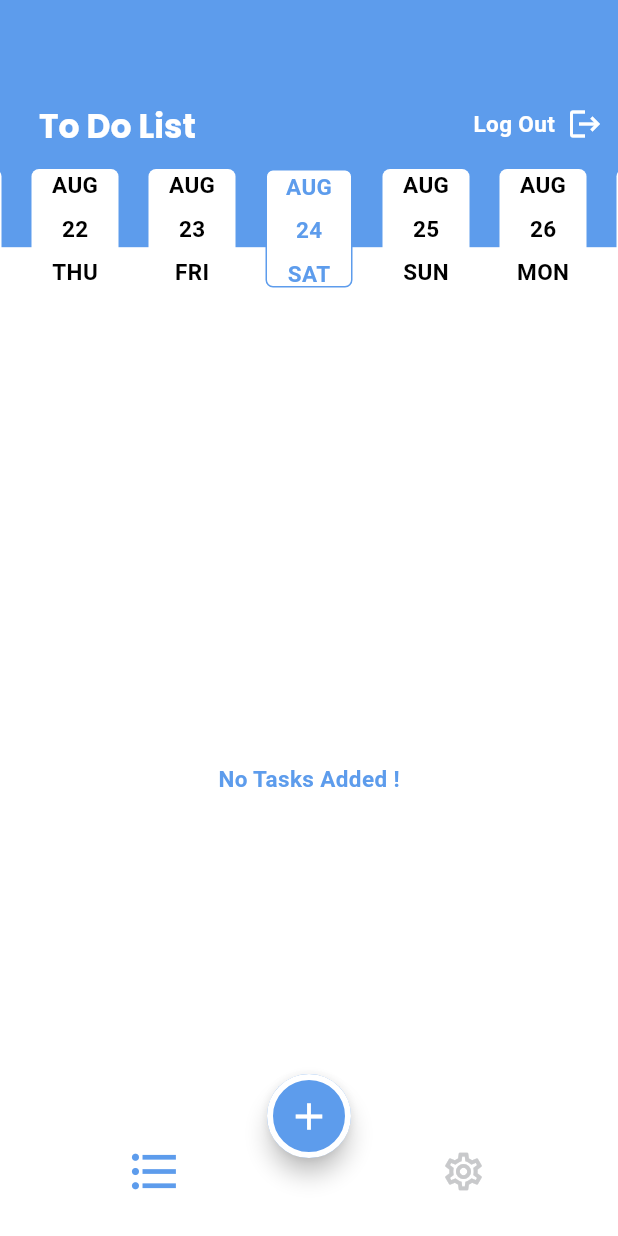
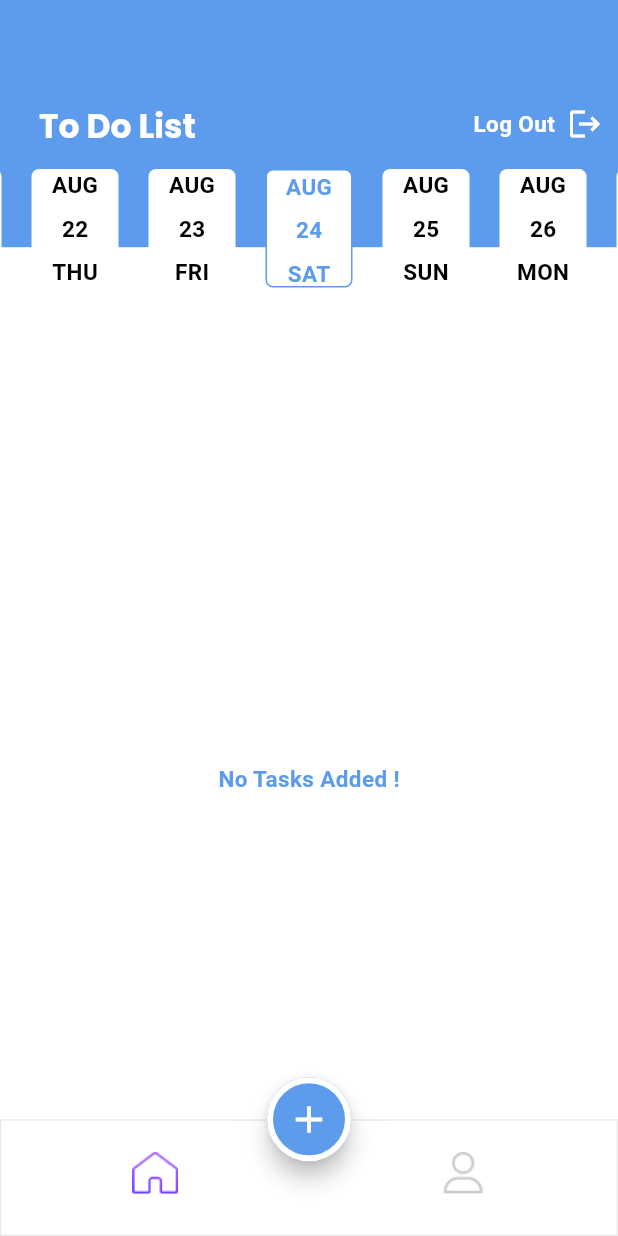
Before and after one commit to Omnia-97/Do-Bee, a Flutter app: the LayoutView screen opened by its route, on a phone screen of 412 x 824 dp. Run offline on Flutter 3.47's test engine with Material 3 defaults, Android fonts, the phone set to English and light mode, and no system bars; drawn by our look-alikes of easy_date_timeline; our stand-ins replace animated_custom_dropdown, cloud_firestore, firebase_auth, firebase_core, firebase_crashlytics, flutter_screenutil and 8 more; missing offline and left inert: text_divider; accounts and stored records are empty; generated files the repository leaves out were written again.

Commit message:
home update

```diff
--- a/lib/core/config/app_theme_manager.dart
+++ b/lib/core/config/app_theme_manager.dart
@@ -21,17 +21,17 @@ class AppThemeManager {
       ),
     ),
     scaffoldBackgroundColor: const Color(0xFFFFFFFF),
-    bottomNavigationBarTheme: const BottomNavigationBarThemeData(
+    bottomNavigationBarTheme:  BottomNavigationBarThemeData(
       elevation: 0,
       type: BottomNavigationBarType.fixed,
       backgroundColor: Colors.transparent,
-      selectedIconTheme: IconThemeData(
-        color: primaryColor,
-        size: 38,
+      selectedIconTheme: const IconThemeData(
+        color: primaryPurpleColor,
+        size: 30,
       ),
       unselectedIconTheme: IconThemeData(
-        color: Color(0xFFC8C9CB),
-        size: 30,
+        color: blackColor.withOpacity(0.2),
+        size: 28,
       ),
       showSelectedLabels: false,
       showUnselectedLabels: false,
@@ -85,15 +85,15 @@ class AppThemeManager {
         ),
       ),
     ),
-    bottomNavigationBarTheme: const BottomNavigationBarThemeData(
+    bottomNavigationBarTheme:  BottomNavigationBarThemeData(
       backgroundColor: Colors.transparent,
       elevation: 0,
-      selectedIconTheme: IconThemeData(
-        color: primaryColor,
-        size: 35,
+      selectedIconTheme: const IconThemeData(
+        color: primaryPurpleColor,
+        size: 30,
       ),
       unselectedIconTheme: IconThemeData(
-        color: Color(0xFFC8C9CB),
+        color: blackColor.withOpacity(0.2),
         size: 28,
       ),
       showSelectedLabels: false,
--- a/lib/features/layout_home/layout_view.dart
+++ b/lib/features/layout_home/layout_view.dart
@@ -1,6 +1,7 @@
 import 'package:DooBee/features/layout_home/widgets/add_task_bottom_sheet.dart';
 import 'package:DooBee/features/settings_provider.dart';
 import 'package:flutter/material.dart';
+import 'package:flutter_screenutil/flutter_screenutil.dart';
 import 'package:provider/provider.dart';
 
 
@@ -36,24 +37,40 @@ class LayoutView extends StatelessWidget {
           color: Colors.white,
         ),
       ),
-      bottomNavigationBar: BottomAppBar(
+      bottomNavigationBar: Container(
+        height: 88.h,
+        decoration: BoxDecoration(
+          border: Border.all(
+            width: 1.w,
+            color:const Color(0xFFD1D1D6).withOpacity(0.5)
+          )
+        ),
+        child: BottomAppBar(
           shape: const CircularNotchedRectangle(),
           notchMargin: 10,
           child: BottomNavigationBar(
             currentIndex: provider.currentIndex,
             onTap: provider.changeCurrentIndex,
-          items: const [
+            items:  [
               BottomNavigationBarItem(
+
+
+                  icon: Image(image: AssetImage(    provider.currentIndex == 0
+                      ? "assets/images/selected_ic_home.png"
+                      : "assets/images/ic_home.png",),width: 32.w,height:32.h ,),
+                  label: 'Tasks'),
+          /*    BottomNavigationBarItem(
                   icon: Icon(
                     Icons.format_list_bulleted,
                   ),
-                label: 'Tasks'),
+                  label: 'Tasks'),*/
               BottomNavigationBarItem(
-                icon: Icon(
-                  Icons.settings_outlined,
-                ),
+                  icon: Image(image: AssetImage(    provider.currentIndex == 1
+                      ? "assets/images/ic_user_selected.png"
+                      : "assets/images/ic_user.png",),width: 32.w,height:32.h ,),
                   label: 'Settings'),
             ],
+          ),
         ),
       ),
     );
```
Also changed, not shown: lib/features/register/pages/register_screen.dart (+22 -14 lines), lib/features/tasks/pages/temp_task_view.dart (added, +212 -0 lines), lib/features/tasks/widgets/task_item_widget.dart (+20 -12 lines), assets/images/ic_home.png (added), assets/images/ic_user.png (added), assets/images/ic_user_selected.png (added), assets/images/selected_ic_home.png (added). Lines whose indentation alone changed are shown as unchanged.
